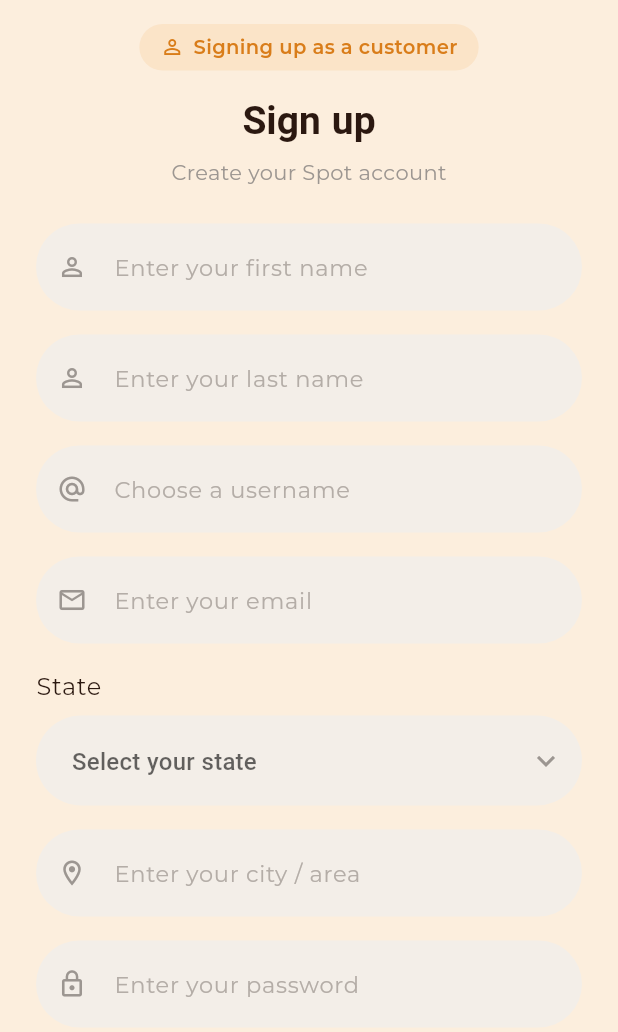
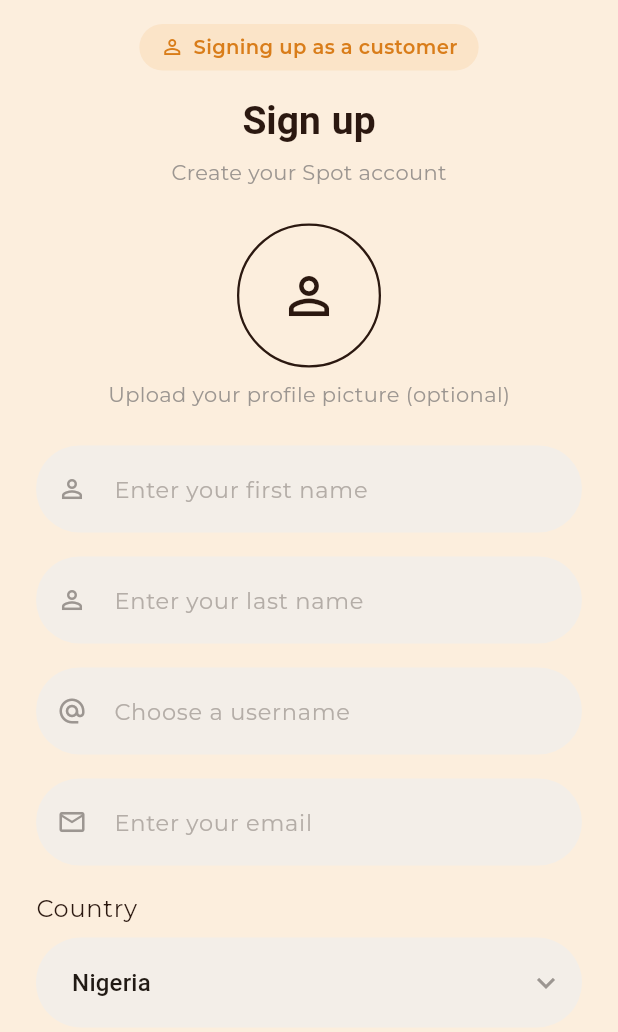
Before and after one commit to Sommy1710/spotcube, a Flutter app: the CustomerSignupScreen screen opened by its route, on a phone screen of 412 x 824 dp, the part 204-1236 px from its top. Run offline on Flutter 3.47's test engine with Material 3 defaults, Android fonts, the phone set to English and light mode, and no system bars; our stand-ins replace cookie_jar, dio, dio_cookie_manager, flutter_riverpod, flutter_svg, go_router and 2 more; Roboto replaces fonts that are missing (Arimo).

Commit message:
Signup pages updated

```diff
--- /dev/null
+++ b/lib/core/constants/countries.dart
@@ -0,0 +1,154 @@
+/// Country list for the customer signup form's country picker.
+///
+/// The backend's `state` field is a hardcoded Joi enum of Nigerian
+/// states/FCT only (see `CreateUserRequest` in `create-user.request.js`) —
+/// there's no per-country state list server-side. So only [defaultCountry]
+/// can actually complete signup today; the rest of this list exists so the
+/// picker reads as a real country field rather than a Nigeria-only stub,
+/// with the UI blocking submission for anything else until the backend
+/// supports it.
+const String defaultCountry = 'Nigeria';
+
+const List<String> countries = [
+  'Nigeria',
+  'Afghanistan',
+  'Albania',
+  'Algeria',
+  'Argentina',
+  'Armenia',
+  'Australia',
+  'Austria',
+  'Azerbaijan',
+  'Bahrain',
+  'Bangladesh',
+  'Belarus',
+  'Belgium',
+  'Benin',
+  'Bolivia',
+  'Bosnia and Herzegovina',
+  'Botswana',
+  'Brazil',
+  'Bulgaria',
+  'Burkina Faso',
+  'Burundi',
+  'Cambodia',
+  'Cameroon',
+  'Canada',
+  'Chad',
+  'Chile',
+  'China',
+  'Colombia',
+  'Congo (DRC)',
+  'Costa Rica',
+  'Croatia',
+  'Cuba',
+  'Cyprus',
+  'Czechia',
+  'Denmark',
+  'Dominican Republic',
+  'Ecuador',
+  'Egypt',
+  'El Salvador',
+  'Estonia',
+  'Ethiopia',
+  'Finland',
+  'France',
+  'Gabon',
+  'Gambia',
+  'Georgia',
+  'Germany',
+  'Ghana',
+  'Greece',
+  'Guatemala',
+  'Guinea',
+  'Haiti',
+  'Honduras',
+  'Hungary',
+  'Iceland',
+  'India',
+  'Indonesia',
+  'Iran',
+  'Iraq',
+  'Ireland',
+  'Israel',
+  'Italy',
+  'Ivory Coast',
+  'Jamaica',
+  'Japan',
+  'Jordan',
+  'Kazakhstan',
+  'Kenya',
+  'Kuwait',
+  'Latvia',
+  'Lebanon',
+  'Liberia',
+  'Libya',
+  'Lithuania',
+  'Luxembourg',
+  'Madagascar',
+  'Malawi',
+  'Malaysia',
+  'Mali',
+  'Malta',
+  'Mexico',
+  'Moldova',
+  'Mongolia',
+  'Morocco',
+  'Mozambique',
+  'Myanmar',
+  'Namibia',
+  'Nepal',
+  'Netherlands',
+  'New Zealand',
+  'Nicaragua',
+  'Niger',
+  'North Macedonia',
+  'Norway',
+  'Oman',
+  'Pakistan',
+  'Panama',
+  'Paraguay',
+  'Peru',
+  'Philippines',
+  'Poland',
+  'Portugal',
+  'Qatar',
+  'Romania',
+  'Russia',
+  'Rwanda',
+  'Saudi Arabia',
+  'Senegal',
+  'Serbia',
+  'Sierra Leone',
+  'Singapore',
+  'Slovakia',
+  'Slovenia',
+  'Somalia',
+  'South Africa',
+  'South Korea',
+  'South Sudan',
+  'Spain',
+  'Sri Lanka',
+  'Sudan',
+  'Sweden',
+  'Switzerland',
+  'Syria',
+  'Taiwan',
+  'Tanzania',
+  'Thailand',
+  'Togo',
+  'Tunisia',
+  'Turkey',
+  'Uganda',
+  'Ukraine',
+  'United Arab Emirates',
+  'United Kingdom',
+  'United States',
+  'Uruguay',
+  'Uzbekistan',
+  'Venezuela',
+  'Vietnam',
+  'Yemen',
+  'Zambia',
+  'Zimbabwe',
+];
--- a/lib/data/repositories/auth_repository.dart
+++ b/lib/data/repositories/auth_repository.dart
@@ -31,6 +31,9 @@
     required String location,
     String? bio,
     String? referralCode,
+    String? heardAboutUs,
+    String? country,
+    File? profilePhoto,
   });
 
   Future<void> signUpOwner({
@@ -145,11 +148,11 @@
     required String location,
     String? bio,
     String? referralCode,
-  }) {
-    return _guard(
-      () => _dio.post(
-        '/auth/register',
-        data: {
+    String? heardAboutUs,
+    String? country,
+    File? profilePhoto,
+  }) async {
+    final form = FormData.fromMap({
       'firstname': firstname,
       'lastname': lastname,
       'username': username,
@@ -160,9 +163,13 @@
       if (bio != null && bio.trim().isNotEmpty) 'bio': bio.trim(),
       if (referralCode != null && referralCode.trim().isNotEmpty)
         'referralCode': referralCode.trim(),
-        },
-      ),
-    );
+      if (heardAboutUs != null && heardAboutUs.trim().isNotEmpty)
+        'heardAboutUs': heardAboutUs.trim(),
+      if (country != null && country.trim().isNotEmpty) 'country': country.trim(),
+      if (profilePhoto != null)
+        'profilePhoto': await MultipartFile.fromFile(profilePhoto.path),
+    });
+    return _guard(() => _dio.post('/auth/register', data: form));
   }
 
   @override
@@ -262,6 +269,9 @@
     required String location,
     String? bio,
     String? referralCode,
+    String? heardAboutUs,
+    String? country,
+    File? profilePhoto,
   }) async {
     await Future.delayed(const Duration(milliseconds: 600));
   }
--- a/lib/features/auth/screens/customer_signup_screen.dart
+++ b/lib/features/auth/screens/customer_signup_screen.dart
@@ -1,7 +1,11 @@
+import 'dart:io';
+
 import 'package:flutter/material.dart';
 import 'package:flutter_riverpod/flutter_riverpod.dart';
 import 'package:go_router/go_router.dart';
+import 'package:image_picker/image_picker.dart';
 
+import '../../../core/constants/countries.dart';
 import '../../../core/constants/nigerian_locations.dart';
 import '../../../core/router/app_router.dart';
 import '../../../core/theme/app_colors.dart';
@@ -33,7 +37,12 @@
   final _locationController = TextEditingController();
   final _passwordController = TextEditingController();
   final _confirmPasswordController = TextEditingController();
+  final _referralController = TextEditingController();
+  final _picker = ImagePicker();
+  String? _selectedCountry = defaultCountry;
   String? _selectedState;
+  String? _hearAboutUs;
+  File? _profileImage;
   bool _isLoading = false;
 
   @override
@@ -45,11 +54,25 @@
     _locationController.dispose();
     _passwordController.dispose();
     _confirmPasswordController.dispose();
+    _referralController.dispose();
     super.dispose();
   }
 
+  Future<void> _pickProfileImage() async {
+    final image = await _picker.pickImage(source: ImageSource.gallery);
+    if (image != null) setState(() => _profileImage = File(image.path));
+  }
+
+  bool get _isSupportedCountry => _selectedCountry == defaultCountry;
+
   Future<void> _handleSignUp() async {
     if (!_formKey.currentState!.validate()) return;
+    if (!_isSupportedCountry) {
+      ScaffoldMessenger.of(context).showSnackBar(
+        SnackBar(content: Text('Signup is currently only available for $defaultCountry')),
+      );
+      return;
+    }
     if (_selectedState == null) {
       ScaffoldMessenger.of(
         context,
@@ -68,6 +91,10 @@
             password: _passwordController.text,
             state: _selectedState!,
             location: _locationController.text.trim(),
+            referralCode: _referralController.text,
+            heardAboutUs: _hearAboutUs,
+            country: _selectedCountry,
+            profilePhoto: _profileImage,
           );
       if (mounted) {
         context.push(
@@ -112,6 +139,26 @@
                   'Create your Spot account',
                   style: Theme.of(context).textTheme.bodyMedium,
                 ),
+                const SizedBox(height: 24),
+                GestureDetector(
+                  onTap: _pickProfileImage,
+                  child: Container(
+                    width: 96,
+                    height: 96,
+                    decoration: BoxDecoration(
+                      shape: BoxShape.circle,
+                      border: Border.all(color: AppColors.textPrimary, width: 1.5),
+                      image: _profileImage != null
+                          ? DecorationImage(image: FileImage(_profileImage!), fit: BoxFit.cover)
+                          : null,
+                    ),
+                    child: _profileImage == null
+                        ? const Icon(Icons.person_outline, size: 40, color: AppColors.textPrimary)
+                        : null,
+                  ),
+                ),
+                const SizedBox(height: 8),
+                const Text('Upload your profile picture (optional)'),
                 const SizedBox(height: 24),
                 PillTextField(
                   hintText: 'Enter your first name',
@@ -163,6 +210,25 @@
                 const SizedBox(height: 16),
                 Align(
                   alignment: Alignment.centerLeft,
+                  child: Text('Country', style: Theme.of(context).textTheme.bodyLarge),
+                ),
+                const SizedBox(height: 8),
+                DropdownButtonFormField<String>(
+                  value: _selectedCountry,
+                  decoration: const InputDecoration(hintText: 'Select your country'),
+                  icon: const Icon(Icons.keyboard_arrow_down, color: AppColors.textMuted),
+                  items: countries
+                      .map((country) => DropdownMenuItem(value: country, child: Text(country)))
+                      .toList(),
+                  onChanged: (value) => setState(() {
+                    _selectedCountry = value;
+                    if (!_isSupportedCountry) _selectedState = null;
+                  }),
+                ),
+                const SizedBox(height: 16),
+                if (_isSupportedCountry) ...[
+                  Align(
+                    alignment: Alignment.centerLeft,
                     child: Text('State', style: Theme.of(context).textTheme.bodyLarge),
                   ),
                   const SizedBox(height: 8),
@@ -174,6 +240,11 @@
                         .map((state) => DropdownMenuItem(value: state, child: Text(state)))
                         .toList(),
                     onChanged: (value) => setState(() => _selectedState = value),
+                  ),
+                ] else
+                  Text(
+                    'Signup is currently only available for $defaultCountry.',
+                    style: const TextStyle(color: AppColors.textMuted),
                   ),
                 const SizedBox(height: 16),
                 PillTextField(
@@ -210,6 +281,38 @@
                               ? 'Passwords do not match'
                               : null,
                 ),
+                const SizedBox(height: 16),
+                Align(
+                  alignment: Alignment.centerLeft,
+                  child: Text(
+                    'How did you hear about us? (Optional)',
+                    style: Theme.of(context).textTheme.bodyLarge,
+                  ),
+                ),
+                const SizedBox(height: 8),
+                DropdownButtonFormField<String>(
+                  value: _hearAboutUs,
+                  decoration: const InputDecoration(hintText: 'Select an option'),
+                  icon: const Icon(Icons.keyboard_arrow_down, color: AppColors.textMuted),
+                  items: heardAboutUsOptions
+                      .map((option) => DropdownMenuItem(value: option, child: Text(option)))
+                      .toList(),
+                  onChanged: (value) => setState(() => _hearAboutUs = value),
+                ),
+                const SizedBox(height: 16),
+                Align(
+                  alignment: Alignment.centerLeft,
+                  child: Text(
+                    'Referral code (Optional)',
+                    style: Theme.of(context).textTheme.bodyLarge,
+                  ),
+                ),
+                const SizedBox(height: 8),
+                PillTextField(
+                  hintText: 'Enter a referral code',
+                  controller: _referralController,
+                  leadingIcon: Icons.card_giftcard_outlined,
+                ),
                 const SizedBox(height: 24),
                 PrimaryButton(
                   label: 'Continue',
```
Lines whose indentation alone changed are shown as unchanged.
